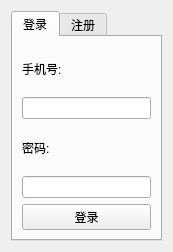
Qt form views/LoginView.ui (LittleChiu/ExpressManager) before a commit.
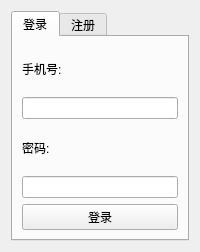
The same form after that commit.

What changed in the file:
```diff
--- a/views/LoginView.ui
+++ b/views/LoginView.ui
@@ -2,14 +2,6 @@
 <ui version="4.0">
  <class>LoginView</class>
  <widget class="QWidget" name="LoginView">
-  <property name="geometry">
-   <rect>
-    <x>0</x>
-    <y>0</y>
-    <width>173</width>
-    <height>233</height>
-   </rect>
-  </property>
   <property name="windowTitle">
    <string>登录/注册</string>
   </property>
```
